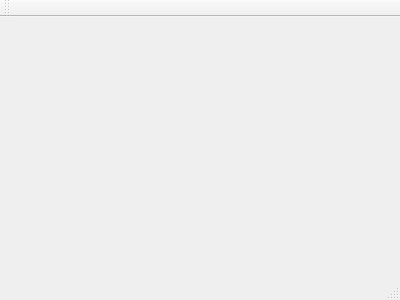
First picture: the form in mainwindow.ui, repository elsdrium/qt-ios-app-test, before the edit.
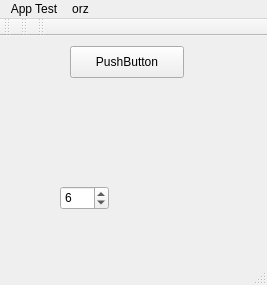
Second picture: the form after the edit.

Commit message: add foo() - just for test

```diff
--- a/mainwindow.ui
+++ b/mainwindow.ui
@@ -1,24 +1,144 @@
 <ui version="4.0">
  <class>MainWindow</class>
- <widget class="QMainWindow" name="MainWindow" >
-  <property name="geometry" >
+ <widget class="QMainWindow" name="MainWindow">
+  <property name="geometry">
    <rect>
     <x>0</x>
     <y>0</y>
-    <width>400</width>
-    <height>300</height>
+    <width>267</width>
+    <height>285</height>
    </rect>
   </property>
   <property name="windowTitle" >
    <string>MainWindow</string>
   </property>
-  <widget class="QMenuBar" name="menuBar" />
-  <widget class="QToolBar" name="mainToolBar" />
-  <widget class="QWidget" name="centralWidget" />
-  <widget class="QStatusBar" name="statusBar" />
+  <widget class="QWidget" name="centralWidget">
+   <widget class="QPushButton" name="pushButton">
+    <property name="geometry">
+     <rect>
+      <x>70</x>
+      <y>10</y>
+      <width>114</width>
+      <height>32</height>
+     </rect>
+    </property>
+    <property name="text">
+     <string>PushButton</string>
+    </property>
+   </widget>
+   <widget class="QSpinBox" name="spinBox">
+    <property name="geometry">
+     <rect>
+      <x>60</x>
+      <y>150</y>
+      <width>49</width>
+      <height>24</height>
+     </rect>
+    </property>
+    <property name="minimum">
+     <number>2</number>
+    </property>
+    <property name="maximum">
+     <number>122</number>
+    </property>
+    <property name="value">
+     <number>6</number>
+    </property>
+   </widget>
+  </widget>
+  <widget class="QMenuBar" name="menuBar">
+   <property name="geometry">
+    <rect>
+     <x>0</x>
+     <y>0</y>
+     <width>267</width>
+     <height>22</height>
+    </rect>
+   </property>
+   <widget class="QMenu" name="menuApp_Test">
+    <property name="title">
+     <string>App Test</string>
+    </property>
+    <addaction name="separator"/>
+    <addaction name="actionApp_Test"/>
+    <addaction name="actionOh"/>
+    <addaction name="separator"/>
+    <addaction name="actionHello_World"/>
+   </widget>
+   <widget class="QMenu" name="menuOrz">
+    <property name="title">
+     <string>orz</string>
+    </property>
+   </widget>
+   <addaction name="menuApp_Test"/>
+   <addaction name="menuOrz"/>
+  </widget>
+  <widget class="QToolBar" name="mainToolBar">
+   <attribute name="toolBarArea">
+    <enum>TopToolBarArea</enum>
+   </attribute>
+   <attribute name="toolBarBreak">
+    <bool>false</bool>
+   </attribute>
+  </widget>
+  <widget class="QStatusBar" name="statusBar"/>
+  <widget class="QToolBar" name="toolBar">
+   <property name="windowTitle">
+    <string>toolBar</string>
+   </property>
+   <attribute name="toolBarArea">
+    <enum>TopToolBarArea</enum>
+   </attribute>
+   <attribute name="toolBarBreak">
+    <bool>false</bool>
+   </attribute>
+  </widget>
+  <widget class="QToolBar" name="toolBar_2">
+   <property name="windowTitle">
+    <string>toolBar_2</string>
+   </property>
+   <attribute name="toolBarArea">
+    <enum>TopToolBarArea</enum>
+   </attribute>
+   <attribute name="toolBarBreak">
+    <bool>false</bool>
+   </attribute>
+  </widget>
+  <action name="actionApp_Test">
+   <property name="text">
+    <string>App Test</string>
+   </property>
+   <property name="shortcutContext">
+    <enum>Qt::WidgetWithChildrenShortcut</enum>
+   </property>
+   <property name="visible">
+    <bool>true</bool>
+   </property>
+  </action>
+  <action name="actionOh">
+   <property name="checkable">
+    <bool>false</bool>
+   </property>
+   <property name="text">
+    <string>Oh?</string>
+   </property>
+   <property name="shortcut">
+    <string>E</string>
+   </property>
+   <property name="menuRole">
+    <enum>QAction::NoRole</enum>
+   </property>
+  </action>
+  <action name="actionHello_World">
+   <property name="text">
+    <string>Hello World</string>
+   </property>
+   <property name="shortcutContext">
+    <enum>Qt::WidgetWithChildrenShortcut</enum>
+   </property>
+  </action>
  </widget>
- <layoutDefault spacing="6" margin="11" />
- <pixmapfunction></pixmapfunction>
+ <layoutdefault spacing="6" margin="11"/>
  <resources/>
  <connections/>
 </ui>
```
Left out of the diff: 38 changed lines with no effect on the pictures. The commit also changes 46 other files.
